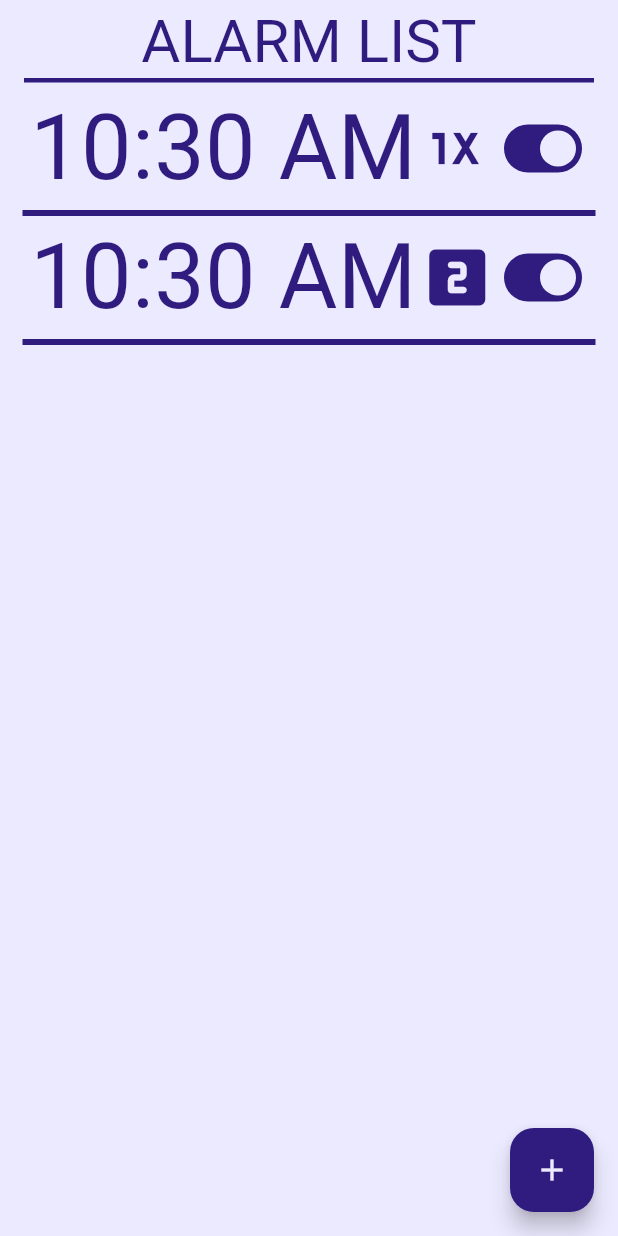
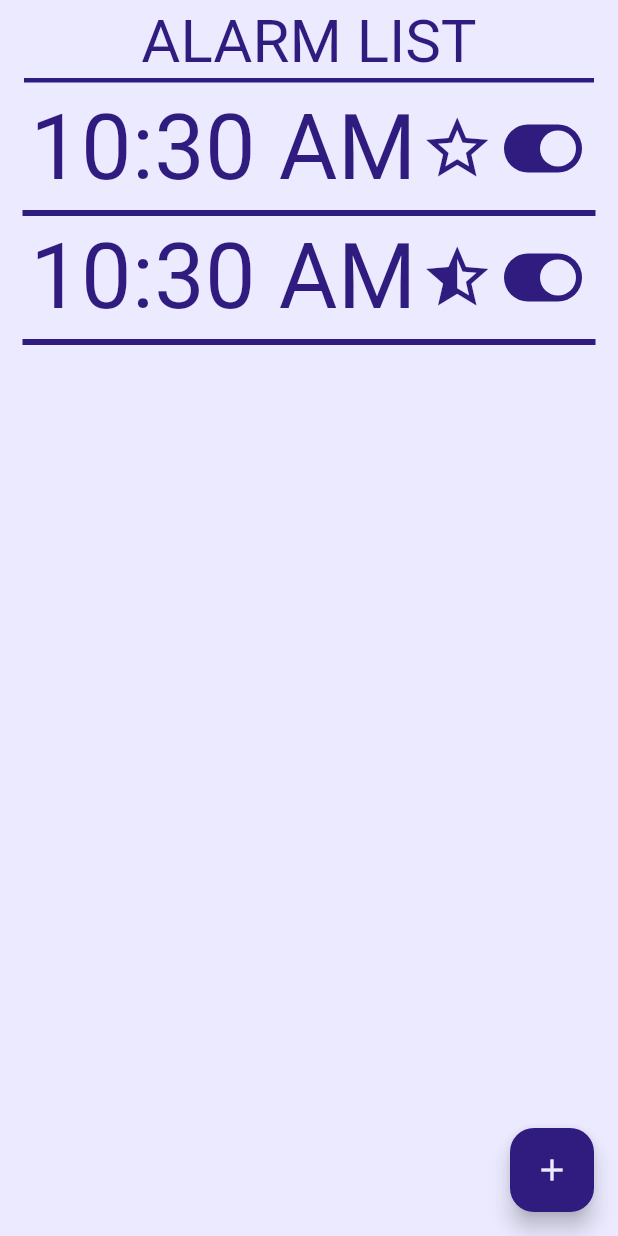
Before and after one commit to NickAlexeev4488/budilnik, a Flutter app: the alarmList screen opened directly, on a phone screen of 412 x 824 dp. Run offline on Flutter 3.47's test engine with Material 3 defaults, Android fonts, the phone set to English and light mode, and no system bars.

Commit message:
change task icons

```diff
--- a/lib/Icons.dart
+++ b/lib/Icons.dart
@@ -11,17 +11,17 @@ const Icon IconAddAlarmClock = const Icon(
 const List allTaskIcons = [
   // поменяйте названия если там у задач другие названия, и возможно нужно их в 1 массив запихнуть
   Icon(
-    Icons.one_x_mobiledata,
+    Icons.star_border,
     color: ColorMain1,      // TODO заменить или убрать цвет
     size: 50,
   ),
   Icon(
-    Icons.looks_two_rounded,
+    Icons.star_half,
     color: ColorMain1,      // TODO заменить или убрать цвет
     size: 50,
   ),
   Icon(
-    Icons.three_g_mobiledata,
+    Icons.star,
     color: ColorMain1,      // TODO заменить или убрать цвет
     size: 50,
   ),
```
